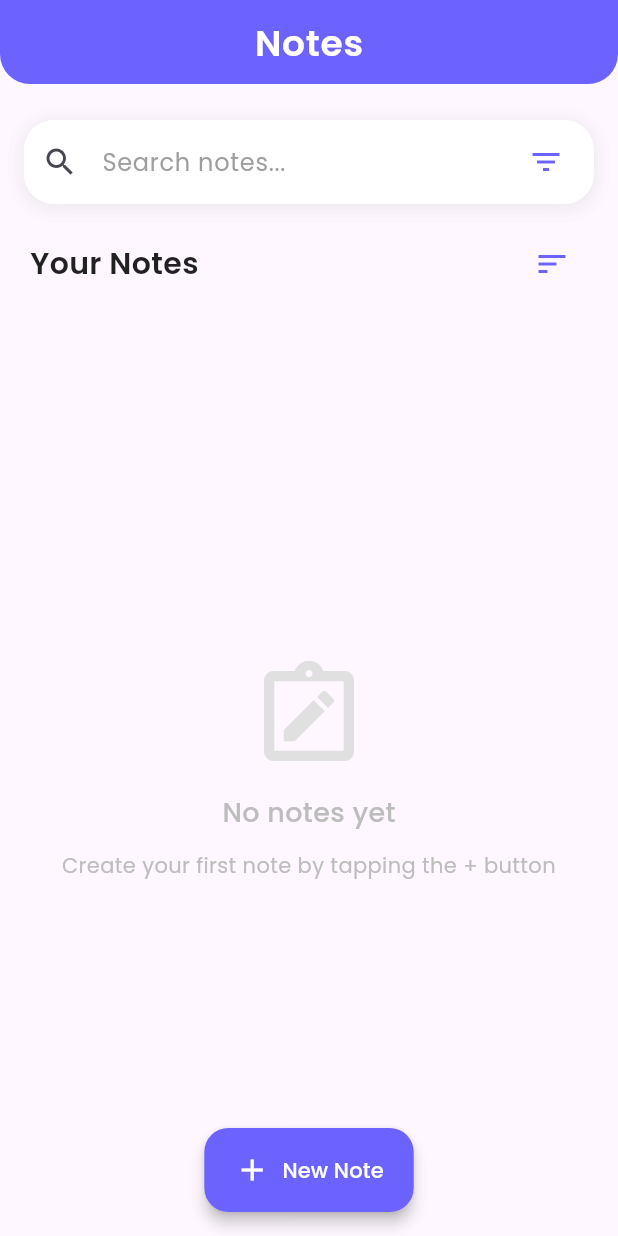
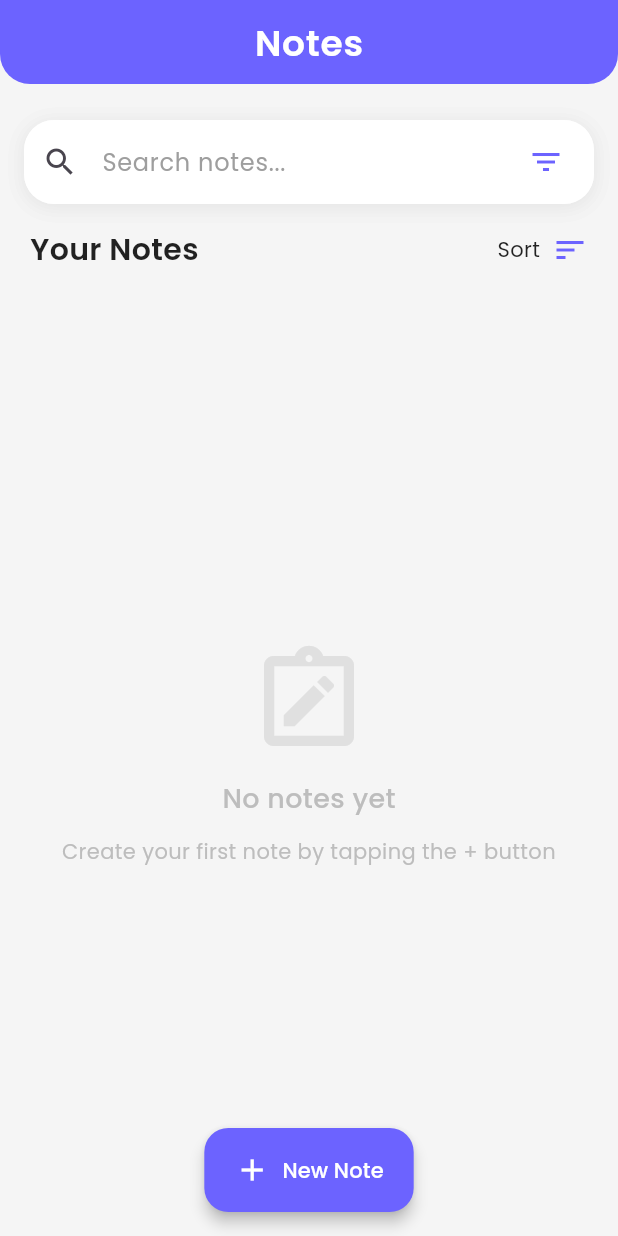
Before and after one commit to SahilLiotech/Notes-App, a Flutter app: the screen it shows after launch, on a phone screen of 412 x 824 dp. Run offline on Flutter 3.47's test engine with Material 3 defaults, Android fonts, the phone set to English and light mode, and no system bars; drawn by our look-alikes of toastification; our stand-ins replace flutter_riverpod, google_fonts, hive, open_file, pdf, permission_handler and 1 more; missing offline and left inert: flutter_quill; accounts and stored records are empty.

Commit message:
final commit

```diff
--- a/lib/screens/add_notes_screen.dart
+++ b/lib/screens/add_notes_screen.dart
@@ -131,7 +131,7 @@ class _AddNotesScreenState extends ConsumerState<AddNotesScreen> {
     final isSmallScreen = MediaQuery.of(context).size.width < 400;
 
     return Scaffold(
-      backgroundColor: Colors.grey.shade200,
+      backgroundColor: Colors.grey.shade100,
       appBar: AppBar(
         title: Text(
           widget.note != null ? 'Edit Note' : 'New Note',
--- a/lib/screens/home_screen.dart
+++ b/lib/screens/home_screen.dart
@@ -28,6 +28,7 @@ class _HomeScreenState extends ConsumerState<HomeScreen> {
   @override
   Widget build(BuildContext context) {
     return Scaffold(
+      backgroundColor: Colors.grey.shade100,
       appBar: AppBar(
         title: Text(
           'Notes',
--- a/lib/widgets/sort_menu_widget.dart
+++ b/lib/widgets/sort_menu_widget.dart
@@ -10,7 +10,17 @@ class SortMenuWidget extends ConsumerWidget {
   @override
   Widget build(BuildContext context, WidgetRef ref) {
     return PopupMenuButton(
-      icon: const Icon(Icons.sort, color: Color(0xFF6C63FF)),
+      child: Row(
+        children: [
+          Text(
+            'Sort',
+            style: GoogleFonts.poppins(fontSize: 14, color: Colors.black87),
+          ),
+          const SizedBox(width: 8),
+          const Icon(Icons.sort, color: Color(0xFF6C63FF)),
+        ],
+      ),
+
       itemBuilder: (context) {
         return [
           PopupMenuItem(
```
Also changed, not shown: 1 other file.
